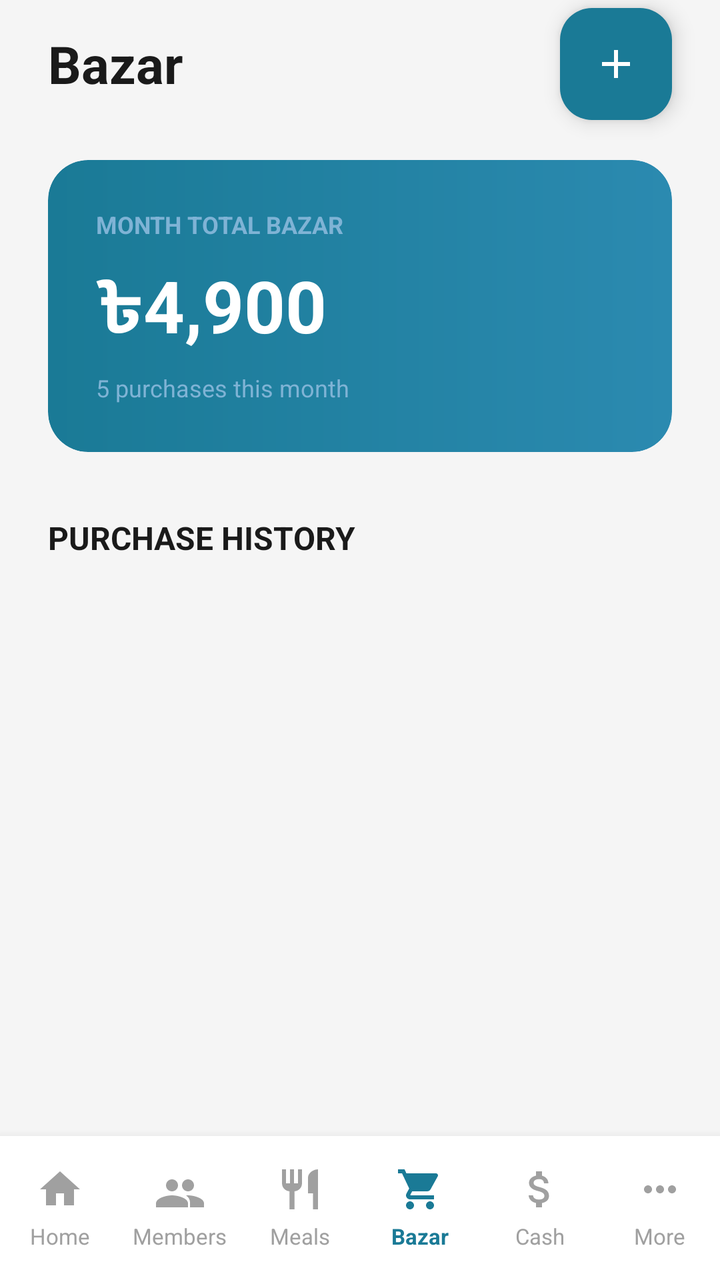
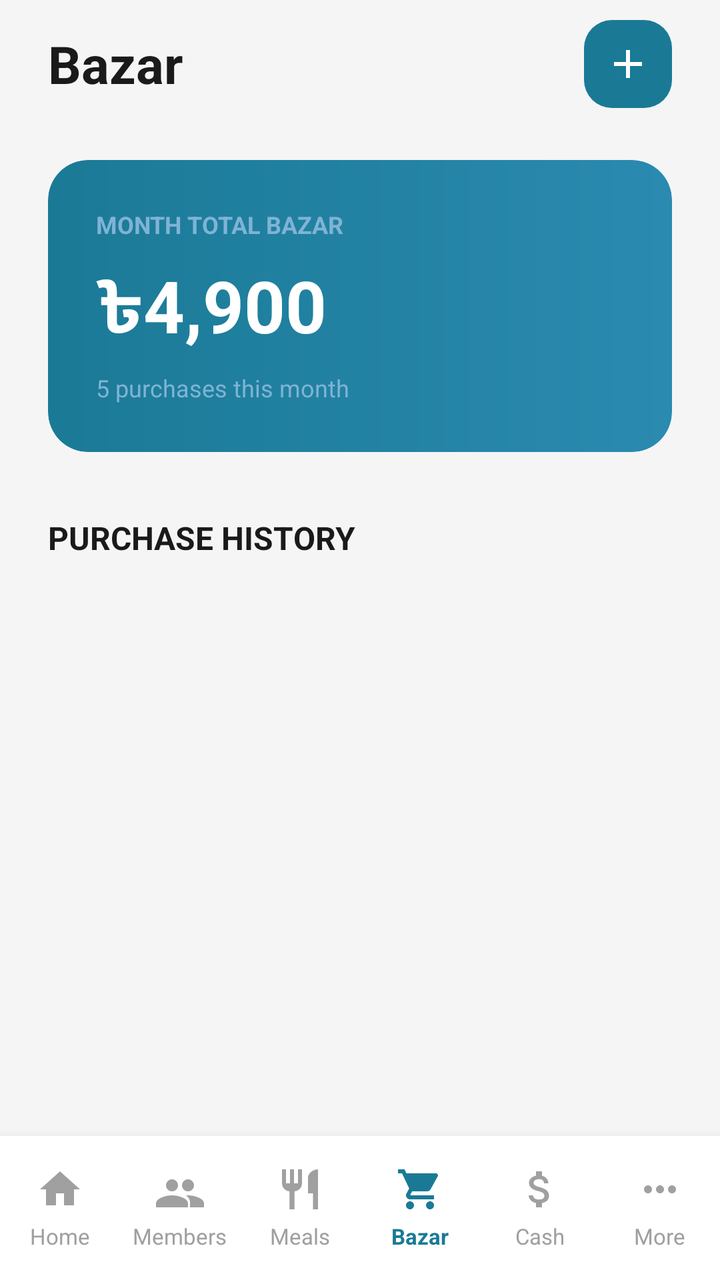

Screens rendered from an Android XML layout before and after an edit, with the pre-edit source and the edit as a unified diff.
<!-- AndroidManifest.xml: activity theme Theme.MessManagement -->
<!-- res/layout/activity_bazar.xml -->
<?xml version="1.0" encoding="utf-8"?>
<androidx.constraintlayout.widget.ConstraintLayout xmlns:android="http://schemas.android.com/apk/res/android"
    xmlns:app="http://schemas.android.com/apk/res-auto"
    xmlns:tools="http://schemas.android.com/tools"
    android:layout_width="match_parent"
    android:layout_height="match_parent"
    android:background="@color/bazar_bg">

    <TextView
        android:id="@+id/toolbar"
        android:layout_width="match_parent"
        android:layout_height="?attr/actionBarSize"
        android:background="@color/bazar_bg"
        app:layout_constraintTop_toTopOf="parent"
        android:text="@string/title_bazar"
        android:textSize="26sp"
        android:paddingLeft="24dp"
        android:gravity="center_vertical"
        android:textStyle="bold"
        android:textColor="@color/text_dark" />

    <com.google.android.material.floatingactionbutton.FloatingActionButton
        android:id="@+id/btn_add_bazar"
        android:layout_width="wrap_content"
        android:layout_height="wrap_content"
        android:layout_marginEnd="24dp"
        android:contentDescription="@string/nav_bazar"
        android:src="@drawable/ic_add"
        app:backgroundTint="@color/fab_bg"
        app:fabSize="mini"
        app:layout_constraintBottom_toBottomOf="@id/toolbar"
        app:layout_constraintEnd_toEndOf="parent"
        app:layout_constraintTop_toTopOf="@id/toolbar"
        app:tint="@color/white" />

    <ScrollView
        android:layout_width="match_parent"
        android:layout_height="0dp"
        android:fillViewport="true"
        app:layout_constraintBottom_toTopOf="@id/bottom_nav"
        app:layout_constraintTop_toBottomOf="@id/toolbar">

        <androidx.constraintlayout.widget.ConstraintLayout
            android:layout_width="match_parent"
            android:layout_height="wrap_content"
            android:paddingBottom="24dp">

            
            <com.google.android.material.card.MaterialCardView
                android:id="@+id/card_total_bazar"
                android:layout_width="match_parent"
                android:layout_height="wrap_content"
                android:layout_marginHorizontal="24dp"
                android:layout_marginTop="16dp"
                app:cardCornerRadius="20dp"
                app:layout_constraintTop_toTopOf="parent"
                app:strokeWidth="0dp">

                <androidx.constraintlayout.widget.ConstraintLayout
                    android:layout_width="match_parent"
                    android:layout_height="wrap_content"
                    android:background="@drawable/bazar_card_background"
                    android:padding="24dp">

                    <TextView
                        android:id="@+id/tv_total_label"
                        android:layout_width="wrap_content"
                        android:layout_height="wrap_content"
                        android:text="@string/label_july_total"
                        android:textColor="@color/text_light_blue"
                        android:textSize="12sp"
                        android:textStyle="bold"
                        app:layout_constraintStart_toStartOf="parent"
                        app:layout_constraintTop_toTopOf="parent" />

                    <TextView
                        android:id="@+id/tv_total_amount"
                        android:layout_width="wrap_content"
                        android:layout_height="wrap_content"
                        android:layout_marginTop="8dp"
                        android:text="@string/total_amount"
                        android:textColor="@color/white"
                        android:textSize="36sp"
                        android:textStyle="bold"
                        app:layout_constraintStart_toStartOf="parent"
                        app:layout_constraintTop_toBottomOf="@id/tv_total_label" />

                    <TextView
                        android:id="@+id/tv_purchases_subtitle"
                        android:layout_width="wrap_content"
                        android:layout_height="wrap_content"
                        android:layout_marginTop="4dp"
                        android:text="@string/purchases_count"
                        android:textColor="@color/text_light_blue"
                        android:textSize="12sp"
                        app:layout_constraintStart_toStartOf="parent"
                        app:layout_constraintTop_toBottomOf="@id/tv_total_amount" />

                </androidx.constraintlayout.widget.ConstraintLayout>
            </com.google.android.material.card.MaterialCardView>

            
            <TextView
                android:id="@+id/tv_history_header"
                android:layout_width="wrap_content"
                android:layout_height="wrap_content"
                android:layout_marginStart="24dp"
                android:layout_marginTop="32dp"
                android:text="@string/header_history"
                android:textColor="@color/text_dark"
                android:textSize="16sp"
                android:textStyle="bold"
                app:layout_constraintStart_toStartOf="parent"
                app:layout_constraintTop_toBottomOf="@id/card_total_bazar" />

            
            <androidx.recyclerview.widget.RecyclerView
                android:id="@+id/rv_purchase_history"
                android:layout_width="match_parent"
                android:layout_height="wrap_content"
                android:layout_marginTop="8dp"
                android:nestedScrollingEnabled="false"
                app:layout_constraintTop_toBottomOf="@id/tv_history_header"
                tools:listitem="@layout/item_purchase" />

        </androidx.constraintlayout.widget.ConstraintLayout>
    </ScrollView>

    
    <LinearLayout
        android:id="@+id/bottom_nav"
        android:layout_width="match_parent"
        android:layout_height="72dp"
        android:background="@drawable/bottom_nav_background"
        android:baselineAligned="false"
        android:elevation="8dp"
        android:orientation="horizontal"
        app:layout_constraintBottom_toBottomOf="parent">

        
        <LinearLayout
            android:layout_width="0dp"
            android:layout_height="match_parent"
            android:layout_weight="1"
            android:gravity="center"
            android:orientation="vertical"

            android:clickable="true"
            android:focusable="true"
            android:background="?attr/selectableItemBackground"
            android:id="@+id/btn_home_layout">
            <ImageView
                android:layout_width="24dp"
                android:layout_height="24dp"
                android:contentDescription="@string/nav_home"
                android:src="@drawable/ic_home"
                app:tint="@color/nav_inactive" />
            <TextView
                android:layout_width="wrap_content"
                android:layout_height="wrap_content"
                android:layout_marginTop="4dp"
                android:text="@string/nav_home"
                android:textColor="@color/nav_inactive"
                android:textSize="11sp" />
        </LinearLayout>

        
        <LinearLayout
            android:layout_width="0dp"
            android:layout_height="match_parent"
            android:layout_weight="1"
            android:gravity="center"
            android:orientation="vertical"

            android:clickable="true"
            android:focusable="true"
            android:background="?attr/selectableItemBackground"
            android:id="@+id/btn_member_layout">
            <ImageView
                android:layout_width="24dp"
                android:layout_height="24dp"
                android:contentDescription="@string/nav_members"
                android:src="@drawable/ic_members"
                app:tint="@color/nav_inactive" />
            <TextView
                android:layout_width="wrap_content"
                android:layout_height="wrap_content"
                android:layout_marginTop="4dp"
                android:text="@string/nav_members"
                android:textColor="@color/nav_inactive"
                android:textSize="11sp" />
        </LinearLayout>

        
        <LinearLayout
            android:layout_width="0dp"
            android:layout_height="match_parent"
            android:layout_weight="1"
            android:gravity="center"
            android:orientation="vertical"

            android:clickable="true"
            android:focusable="true"
            android:background="?attr/selectableItemBackground"
            android:id="@+id/btn_meals_layout">
            <ImageView
                android:layout_width="24dp"
                android:layout_height="24dp"
                android:contentDescription="@string/nav_meals"
                android:src="@drawable/ic_meals"
                app:tint="@color/nav_inactive" />
            <TextView
                android:layout_width="wrap_content"
                android:layout_height="wrap_content"
                android:layout_marginTop="4dp"
                android:text="@string/nav_meals"
                android:textColor="@color/nav_inactive"
                android:textSize="11sp" />
        </LinearLayout>

        
        <LinearLayout
            android:layout_width="0dp"
            android:layout_height="match_parent"
            android:layout_weight="1"
            android:gravity="center"
            android:orientation="vertical"

            android:clickable="true"
            android:focusable="true"
            android:background="?attr/selectableItemBackground"
            android:id="@+id/btn_bazar_layout">
            <ImageView
                android:layout_width="24dp"
                android:layout_height="24dp"
                android:contentDescription="@string/nav_bazar"
                android:src="@drawable/ic_bazar"
                app:tint="@color/nav_active" />
            <TextView
                android:layout_width="wrap_content"
                android:layout_height="wrap_content"
                android:layout_marginTop="4dp"
                android:text="@string/nav_bazar"
                android:textColor="@color/nav_active"
                android:textSize="11sp"
                android:textStyle="bold" />
        </LinearLayout>

        
        <LinearLayout
            android:layout_width="0dp"
            android:layout_height="match_parent"
            android:layout_weight="1"
            android:gravity="center"
            android:orientation="vertical"

            android:clickable="true"
            android:focusable="true"
            android:background="?attr/selectableItemBackground"
            android:id="@+id/btn_cash_layout">
            <ImageView
                android:layout_width="24dp"
                android:layout_height="24dp"
                android:contentDescription="@string/nav_cash"
                android:src="@drawable/ic_cash"
                app:tint="@color/nav_inactive" />
            <TextView
                android:layout_width="wrap_content"
                android:layout_height="wrap_content"
                android:layout_marginTop="4dp"
                android:text="@string/nav_cash"
                android:textColor="@color/nav_inactive"
                android:textSize="11sp" />
        </LinearLayout>

        
        <LinearLayout
            android:layout_width="0dp"
            android:layout_height="match_parent"
            android:layout_weight="1"
            android:gravity="center"
            android:orientation="vertical"

            android:clickable="true"
            android:focusable="true"
            android:background="?attr/selectableItemBackground"
            android:id="@+id/btn_more_layout">
            <ImageView
                android:layout_width="24dp"
                android:layout_height="24dp"
                android:contentDescription="@string/nav_more"
                android:src="@drawable/ic_more"
                app:tint="@color/nav_inactive" />
            <TextView
                android:layout_width="wrap_content"
                android:layout_height="wrap_content"
                android:layout_marginTop="4dp"
                android:text="@string/nav_more"
                android:textColor="@color/nav_inactive"
                android:textSize="11sp" />
        </LinearLayout>

    </LinearLayout>

</androidx.constraintlayout.widget.ConstraintLayout>
<!-- res/layout/item_purchase.xml (included above) -->
<?xml version="1.0" encoding="utf-8"?>
<androidx.cardview.widget.CardView xmlns:android="http://schemas.android.com/apk/res/android"
    xmlns:app="http://schemas.android.com/apk/res-auto"
    android:layout_width="match_parent"
    android:layout_height="wrap_content"
    android:layout_marginHorizontal="16dp"
    android:layout_marginVertical="8dp"
    app:cardCornerRadius="16dp"
    app:cardElevation="2dp"
    app:strokeWidth="0dp">

    <androidx.constraintlayout.widget.ConstraintLayout
        android:layout_width="match_parent"
        android:layout_height="wrap_content"
        android:padding="16dp">

        <View
            android:id="@+id/icon_bg"
            android:layout_width="48dp"
            android:layout_height="48dp"
            android:background="@drawable/shopping_bag_icon_background"
            app:layout_constraintBottom_toBottomOf="parent"
            app:layout_constraintStart_toStartOf="parent"
            app:layout_constraintTop_toTopOf="parent" />

        <ImageView
            android:id="@+id/iv_icon"
            android:layout_width="24dp"
            android:layout_height="24dp"
            android:contentDescription="@string/nav_bazar"
            android:src="@drawable/ic_bazar"
            app:layout_constraintBottom_toBottomOf="@id/icon_bg"
            app:layout_constraintEnd_toEndOf="@id/icon_bg"
            app:layout_constraintStart_toStartOf="@id/icon_bg"
            app:layout_constraintTop_toTopOf="@id/icon_bg"
            app:tint="@color/nav_active" />

        <TextView
            android:id="@+id/tv_item_name"
            android:layout_width="0dp"
            android:layout_height="wrap_content"
            android:layout_marginStart="16dp"
            android:layout_marginEnd="8dp"
            android:text="Vegetables &amp; fruits"
            android:textColor="@color/text_dark"
            android:textSize="16sp"
            android:textStyle="bold"
            app:layout_constraintEnd_toStartOf="@id/tv_price"
            app:layout_constraintStart_toEndOf="@id/icon_bg"
            app:layout_constraintTop_toTopOf="parent" />

        <TextView
            android:id="@+id/tv_item_details"
            android:layout_width="0dp"
            android:layout_height="wrap_content"
            android:layout_marginTop="4dp"
            android:text="26 Jul · by Rafiq Ahmed"
            android:textColor="@color/text_gray"
            android:textSize="12sp"
            app:layout_constraintEnd_toEndOf="@id/tv_item_name"
            app:layout_constraintStart_toStartOf="@id/tv_item_name"
            app:layout_constraintTop_toBottomOf="@id/tv_item_name" />

        <TextView
            android:id="@+id/tv_price"
            android:layout_width="wrap_content"
            android:layout_height="wrap_content"
            android:text="৳850"
            android:textColor="@color/text_dark"
            android:textSize="16sp"
            android:textStyle="bold"
            app:layout_constraintBottom_toBottomOf="parent"
            app:layout_constraintEnd_toEndOf="parent"
            app:layout_constraintTop_toTopOf="parent" />

    </androidx.constraintlayout.widget.ConstraintLayout>

</androidx.cardview.widget.CardView>
<!-- resources referenced by this layout -->
<resources>
  <color name="bazar_bg">#F5F5F5</color>
  <color name="fab_bg">#1a7a96</color>
  <color name="nav_active">#1a7a96</color>
  <color name="nav_inactive">#a0a0a0</color>
  <color name="text_dark">#1a1a1a</color>
  <color name="text_gray">#808080</color>
  <color name="text_light_blue">#7fb3d5</color>
  <color name="white">#FFFFFFFF</color>
  <!-- drawable bazar_card_background (drawable) -->
  <?xml version="1.0" encoding="utf-8"?>
  <shape xmlns:android="http://schemas.android.com/apk/res/android">
      <gradient
          android:angle="0"
          android:endColor="@color/bazar_card_end"
          android:startColor="@color/bazar_card_start"
          android:type="linear" />
      <corners android:radius="20dp" />
  </shape>
  <!-- drawable bottom_nav_background (drawable) -->
  <?xml version="1.0" encoding="utf-8"?>
  <shape xmlns:android="http://schemas.android.com/apk/res/android">
      <solid android:color="@color/white" />
  </shape>
  <!-- drawable ic_add (drawable) -->
  <vector xmlns:android="http://schemas.android.com/apk/res/android"
      android:width="24dp"
      android:height="24dp"
      android:viewportWidth="24"
      android:viewportHeight="24">
      <path
          android:fillColor="@android:color/white"
          android:pathData="M19,13H13V19H11V13H5V11H11V5H13V11H19V13Z" />
  </vector>
  <!-- drawable ic_home (drawable) -->
  <vector xmlns:android="http://schemas.android.com/apk/res/android"
      android:width="24dp"
      android:height="24dp"
      android:viewportWidth="24"
      android:viewportHeight="24">
      <path
          android:fillColor="@android:color/black"
          android:pathData="M10,20V14H14V20H19V12H22L12,3L2,12H5V20H10Z" />
  </vector>
  <!-- drawable ic_meals (drawable) -->
  <vector xmlns:android="http://schemas.android.com/apk/res/android"
      android:width="24dp"
      android:height="24dp"
      android:viewportWidth="24"
      android:viewportHeight="24">
      <path
          android:fillColor="@android:color/black"
          android:pathData="M11,9H9V2H7V9H5V2H3V9C3,11.12 4.66,12.84 6.75,12.97V22H9.25V12.97C11.34,12.84 13,11.12 13,9V2H11V9M16,6V14H18.5V22H21V2C18.24,2 16,4.24 16,6Z" />
  </vector>
  <!-- drawable shopping_bag_icon_background (drawable) -->
  <?xml version="1.0" encoding="utf-8"?>
  <shape xmlns:android="http://schemas.android.com/apk/res/android">
      <solid android:color="@color/icon_bg_light" />
      <corners android:radius="24dp" />
  </shape>
  <string name="header_history">PURCHASE HISTORY</string>
  <string name="label_july_total">MONTH TOTAL BAZAR</string>
  <string name="nav_bazar">Bazar</string>
  <string name="nav_cash">Cash</string>
  <string name="nav_home">Home</string>
  <string name="nav_meals">Meals</string>
  <string name="nav_members">Members</string>
  <string name="nav_more">More</string>
  <string name="purchases_count">5 purchases this month</string>
  <string name="title_bazar">Bazar</string>
  <string name="total_amount">৳4,900</string>
  <style name="Theme.MessManagement" parent="Theme.Material3.Light.NoActionBar">
          
          <item name="colorPrimary">@color/nav_active</item>
          <item name="colorOnPrimary">@color/white</item>
          
          <item name="colorSecondary">@color/bazar_card_end</item>
          <item name="colorOnSecondary">@color/white</item>
          
          <item name="android:statusBarColor">@color/primary_bg</item>
          <item name="android:windowLightStatusBar">true</item>
          <item name="android:fitsSystemWindows">true</item>
      </style>
  <color name="bazar_card_end">#2b8ab0</color>
  <color name="bazar_card_start">#1a7a96</color>
  <color name="icon_bg_light">#e8f4f8</color>
  <color name="primary_bg">#1a4d63</color>
  <!-- unchanged entries left out for length: 4 -->
</resources>

<!-- the commit's change to res/layout/activity_bazar.xml (unified diff, before → after) -->
@@ -17,21 +17,23 @@
         android:paddingLeft="24dp"
         android:gravity="center_vertical"
         android:textStyle="bold"
-        android:textColor="@color/text_dark" />
-
-    <com.google.android.material.floatingactionbutton.FloatingActionButton
+        android:textColor="@color/text_dark"/>
+
+
+    <ImageButton
         android:id="@+id/btn_add_bazar"
-        android:layout_width="wrap_content"
-        android:layout_height="wrap_content"
-        android:layout_marginEnd="24dp"
-        android:contentDescription="@string/nav_bazar"
         android:src="@drawable/ic_add"
         app:backgroundTint="@color/fab_bg"
-        app:fabSize="mini"
+        android:layout_width="44dp"
+        android:layout_height="44dp"
+        android:background="@drawable/bg_circle_teal"
+        android:contentDescription="@string/nav_bazar"
+        android:layout_marginEnd="24dp"
         app:layout_constraintBottom_toBottomOf="@id/toolbar"
         app:layout_constraintEnd_toEndOf="parent"
         app:layout_constraintTop_toTopOf="@id/toolbar"
-        app:tint="@color/white" />
+        />
+
 
     <ScrollView
         android:layout_width="match_parent"
<!-- resource entries referenced after the edit -->
@@ -17,6 +17,16 @@
           android:startColor="@color/bazar_card_start"
           android:type="linear" />
       <corners android:radius="20dp" />
+  </shape>
+  <!-- drawable bg_circle_teal (drawable) -->
+  <?xml version="1.0" encoding="utf-8"?>
+  <shape xmlns:android="http://schemas.android.com/apk/res/android"
+      android:shape="rectangle">
+  
+      <solid android:color="#1A5C5C" />
+  
+      <corners android:radius="14dp" />
+  
   </shape>
   <!-- drawable bottom_nav_background (drawable) -->
   <?xml version="1.0" encoding="utf-8"?>
